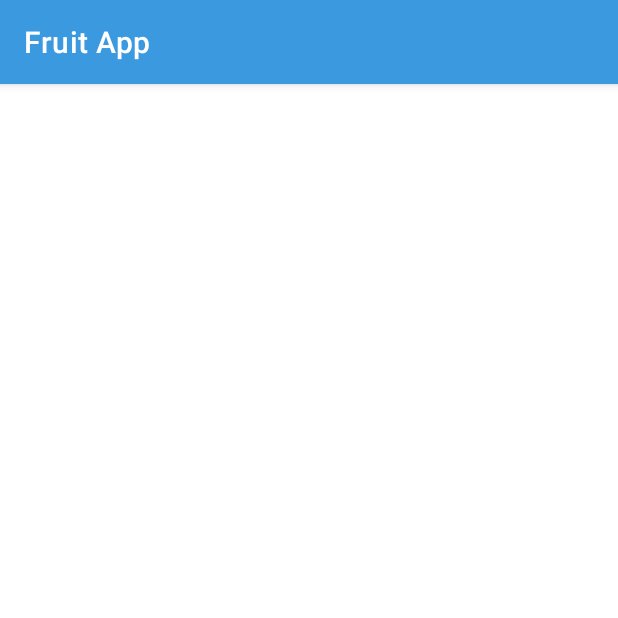
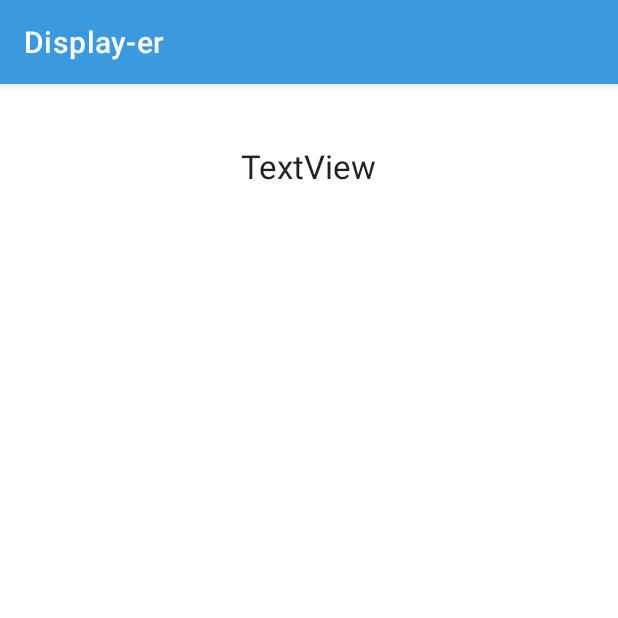
Before and after one commit to tuj85073/Assignment3, an Android app: the DisplayActivity screen opened directly, with no data from a screen before it, on a phone screen of 412 x 824 dp, the top half of it. Run offline under Robolectric (Android 15) with nearby library versions, the phone set to English and light mode, and no system bars.

Commit message:
Assignment 5 initial commit

```diff
--- a/app/src/main/java/edu/temple/fruitApp/DisplayActivity.kt
+++ b/app/src/main/java/edu/temple/fruitApp/DisplayActivity.kt
@@ -2,10 +2,35 @@ package edu.temple.fruitApp
 
 import androidx.appcompat.app.AppCompatActivity
 import android.os.Bundle
+import android.widget.ImageView
+import android.widget.TextView
 
 class DisplayActivity : AppCompatActivity() {
     override fun onCreate(savedInstanceState: Bundle?) {
         super.onCreate(savedInstanceState)
         setContentView(R.layout.activity_display)
+
+        // Set the title for the activity.
+        // This can also be done in the manifest
+        supportActionBar?.title = "Display-er"
+
+        val imageView = findViewById<ImageView>(R.id.imageView)
+        val textView = findViewById<TextView>(R.id.textView)
+
+        // Fetch the intent used to launch this activity
+        val item = intent.getParcelableExtra<Item>(SelectionActivity.ITEM_KEY)
+
+        /**
+         * Use Item object found in intent to set view values
+         *
+         * Using ?.let{} is equivalent to:
+         *  if (item != null) {
+         *      imageView.setImageResource(item.resourceId)
+         *      textView.text = item.description
+         *  }
+         */
+
+        item?.resourceId?.let { imageView.setImageResource(it) }
+        item?.description?.let { textView.text = it }
     }
 }
--- a/app/src/main/res/layout/activity_display.xml
+++ b/app/src/main/res/layout/activity_display.xml
@@ -6,4 +6,28 @@
     android:layout_height="match_parent"
     tools:context=".DisplayActivity">
 
+    <TextView
+        android:id="@+id/textView"
+        android:layout_width="wrap_content"
+        android:layout_height="wrap_content"
+        android:layout_marginTop="40dp"
+        android:text="TextView"
+        android:textAppearance="@style/TextAppearance.AppCompat.Large"
+        app:layout_constraintEnd_toEndOf="parent"
+        app:layout_constraintStart_toStartOf="parent"
+        app:layout_constraintTop_toTopOf="parent" />
+
+    <ImageView
+        android:id="@+id/imageView"
+        android:layout_width="0dp"
+        android:layout_height="0dp"
+        android:layout_marginStart="8dp"
+        android:layout_marginTop="8dp"
+        android:layout_marginEnd="8dp"
+        android:layout_marginBottom="8dp"
+        app:layout_constraintBottom_toBottomOf="parent"
+        app:layout_constraintEnd_toEndOf="parent"
+        app:layout_constraintStart_toStartOf="parent"
+        app:layout_constraintTop_toBottomOf="@+id/textView"
+        tools:srcCompat="@tools:sample/avatars" />
 </androidx.constraintlayout.widget.ConstraintLayout>
```
Also changed, not shown: app/src/main/java/edu/temple/fruitApp/ImageAdapter.kt (+0 -7 lines), app/src/main/java/edu/temple/fruitApp/Item.kt (+32 -3 lines), app/src/main/java/edu/temple/fruitApp/SelectionActivity.kt (+12 -11 lines), app/src/main/res/layout/activity_main.xml (+1 -27 lines), 5 other files.
